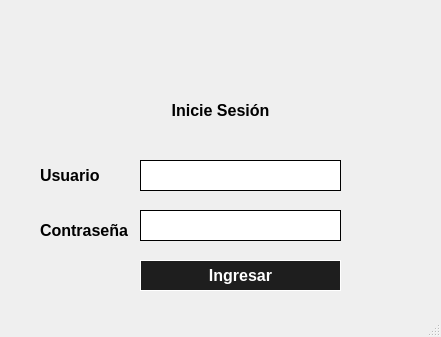
Before: the Qt Designer form UI/login.ui in KevinValdezVargas/special-telegram, drawn with Qt 5.
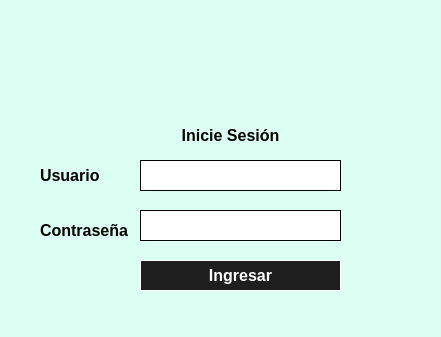
After: the same form once the commit is applied. Icons and pictures are not drawn.

Patch:
```diff
--- a/UI/login.ui
+++ b/UI/login.ui
@@ -10,6 +10,30 @@
     <height>337</height>
    </rect>
   </property>
+  <property name="minimumSize">
+   <size>
+    <width>441</width>
+    <height>337</height>
+   </size>
+  </property>
+  <property name="maximumSize">
+   <size>
+    <width>441</width>
+    <height>337</height>
+   </size>
+  </property>
+  <property name="sizeIncrement">
+   <size>
+    <width>441</width>
+    <height>337</height>
+   </size>
+  </property>
+  <property name="baseSize">
+   <size>
+    <width>441</width>
+    <height>337</height>
+   </size>
+  </property>
   <property name="windowTitle">
    <string>Iniciar Sesión</string>
   </property>
@@ -48,8 +72,8 @@
    <widget class="QLabel" name="label">
     <property name="geometry">
      <rect>
-      <x>150</x>
-      <y>95</y>
+      <x>160</x>
+      <y>120</y>
       <width>141</width>
       <height>31</height>
      </rect>
@@ -196,9 +220,9 @@
     <property name="geometry">
      <rect>
       <x>350</x>
-      <y>210</y>
-      <width>35</width>
-      <height>31</height>
+      <y>220</y>
+      <width>31</width>
+      <height>21</height>
      </rect>
     </property>
     <property name="text">
@@ -214,15 +238,12 @@
    <widget class="QLabel" name="Logo">
     <property name="geometry">
      <rect>
-      <x>150</x>
-      <y>-15</y>
-      <width>141</width>
-      <height>131</height>
+      <x>160</x>
+      <y>20</y>
+      <width>131</width>
+      <height>91</height>
      </rect>
     </property>
-    <property name="layoutDirection">
-     <enum>Qt::LeftToRight</enum>
-    </property>
     <property name="text">
      <string/>
     </property>
@@ -233,18 +254,32 @@
      <bool>true</bool>
     </property>
    </widget>
+   <widget class="QLabel" name="label_6">
+    <property name="geometry">
+     <rect>
+      <x>0</x>
+      <y>0</y>
+      <width>441</width>
+      <height>341</height>
+     </rect>
+    </property>
+    <property name="styleSheet">
+     <string notr="true">background-color: rgb(220, 255, 243);</string>
+    </property>
+    <property name="text">
+     <string/>
+    </property>
+   </widget>
+   <zorder>label_6</zorder>
+   <zorder>label</zorder>
+   <zorder>txtName</zorder>
+   <zorder>txtPassword</zorder>
+   <zorder>btnIniciar</zorder>
+   <zorder>label_2</zorder>
+   <zorder>label_3</zorder>
+   <zorder>label_4</zorder>
+   <zorder>label_5</zorder>
   </widget>
-  <widget class="QMenuBar" name="menubar">
-   <property name="geometry">
-    <rect>
-     <x>0</x>
-     <y>0</y>
-     <width>441</width>
-     <height>21</height>
-    </rect>
-   </property>
-  </widget>
-  <widget class="QStatusBar" name="statusbar"/>
  </widget>
  <resources/>
  <connections/>
```
Left out of the diff: 6 changed lines with no effect on the pictures.
